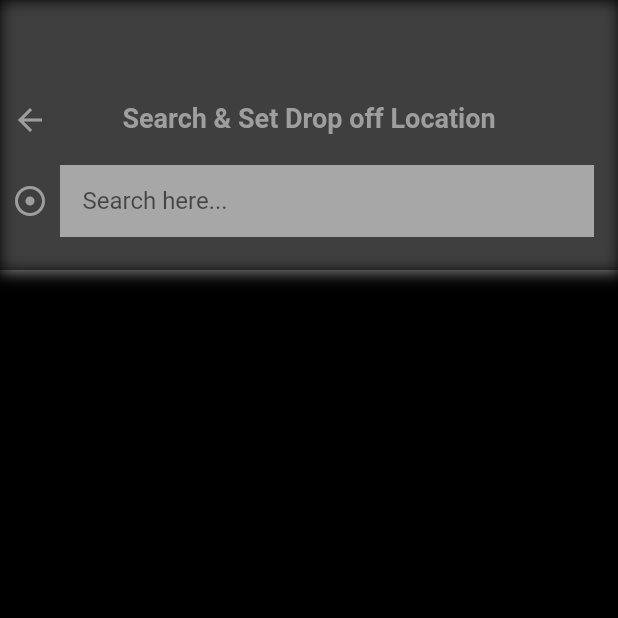
After one commit to JairBarco/QRVentory, a Flutter app: the MainScreen screen opened directly, after a tap on "To", on a phone screen of 412 x 824 dp, the top half of it. The commit adds this screen. Run offline on Flutter 3.47's test engine with Material 2 defaults, Android fonts, the phone set to English and light mode, and no system bars; our stand-ins replace firebase_auth, firebase_core, firebase_database, fluttertoast, geolocator, google_maps_flutter; accounts and stored records are empty.

Commit message:
Autocomplete search added to drop off label

```diff
--- a/lib/mainScreens/main_screen.dart
+++ b/lib/mainScreens/main_screen.dart
@@ -6,6 +6,7 @@ import 'package:google_maps_flutter/google_maps_flutter.dart';
 import 'package:provider/provider.dart';
 import 'package:users_app/assistants/assistant_methods.dart';
 import 'package:users_app/global/global.dart';
+import 'package:users_app/mainScreens/search_places_screen.dart';
 import 'package:users_app/widgets/my_drawer.dart';
 
 import '../infoHandler/app_info.dart';
@@ -30,7 +31,6 @@ class _MainScreenState extends State<MainScreen> {
   Position? userCurrentPosition;
   var geoLocator = Geolocator();
 
-  LocationPermission? _locationPermission;
   double topPaddingOfMap = 0.0;
   double bottomPaddingOfMap = 0.0;
 
@@ -200,14 +200,6 @@ class _MainScreenState extends State<MainScreen> {
                 ''');
   }
 
-  checkIfPermissionLocationAllowed() async{
-    _locationPermission = await Geolocator.requestPermission();
-
-    if(_locationPermission == LocationPermission.denied){
-      _locationPermission = await Geolocator.requestPermission();
-    }
-  }
-
   locateUserPosition() async{
     Position cPosition = await Geolocator.getCurrentPosition(desiredAccuracy: LocationAccuracy.high);
     userCurrentPosition = cPosition;
@@ -223,7 +215,6 @@ class _MainScreenState extends State<MainScreen> {
 
   @override
   void initState() {
-    checkIfPermissionLocationAllowed();
     super.initState();
   }
 
@@ -238,8 +229,8 @@ class _MainScreenState extends State<MainScreen> {
             canvasColor: Colors.black,
           ),
           child: MyDrawer(
-            name: userModelCurrentInfo!.name,
-            email: userModelCurrentInfo!.email,
+            name: userModelCurrentInfo != null ? userModelCurrentInfo!.name: "Your Name",
+            email: userModelCurrentInfo != null ? userModelCurrentInfo!.email: "Your e-mail",
           ),
         ),
       ),
@@ -333,7 +324,11 @@ class _MainScreenState extends State<MainScreen> {
                       const SizedBox(height: 16.0,),
 
                       //Destination Location
-                      Row(
+                      GestureDetector(
+                        onTap: (){
+                          Navigator.push(context, MaterialPageRoute(builder: (c) => SearchPlacesScreen()));
+                        },
+                        child: Row(
                           children: [
                             const Icon(Icons.add_location_alt_outlined, color: Colors.grey,),
                             const SizedBox(width: 12.0,),
@@ -345,6 +340,7 @@ class _MainScreenState extends State<MainScreen> {
                               ],
                             ),
                           ],
+                        ),
                       ),
 
                       const SizedBox(height: 10.0,),
--- /dev/null
+++ b/lib/mainScreens/search_places_screen.dart
@@ -0,0 +1,122 @@
+import 'package:flutter/material.dart';
+import 'package:users_app/assistants/request_assistant.dart';
+import 'package:users_app/global/map_key.dart';
+
+class SearchPlacesScreen extends StatefulWidget {
+
+  @override
+  State<SearchPlacesScreen> createState() => _SearchPlacesScreenState();
+}
+
+class _SearchPlacesScreenState extends State<SearchPlacesScreen> {
+
+  void findPlaceAutocompleteSearch(String inputText) async{
+    if(inputText.length > 1){
+      String urlAutoCompleteSearch = "https://maps.googleapis.com/maps/api/place/autocomplete/json?input=$inputText&key=$mapKeyAndroid&components=country:MX";
+
+      var responseAutoCompleteSearch = await RequestAssistant.receiveRequest(urlAutoCompleteSearch);
+
+      if(responseAutoCompleteSearch == "Error Occurred, Failed. No Response."){
+        return;
+      }
+      print("This is response/result: ");
+      print(responseAutoCompleteSearch);
+    }
+  }
+
+  @override
+  Widget build(BuildContext context) {
+    return Scaffold(
+      backgroundColor: Colors.black,
+      body: Column(
+        children: [
+          Container(
+            height: 180,
+            decoration: const BoxDecoration(
+              color: Colors.black54,
+              boxShadow:
+                [
+                  BoxShadow(
+                    color: Colors.white54,
+                    blurRadius: 8,
+                    spreadRadius: 0.5,
+                    offset: Offset(
+                      0.7,
+                      0.7,
+                    ),
+                  ),
+                ],
+            ),
+            child: Padding(
+              padding: const EdgeInsets.all(8.0),
+              child: Column(
+                children: [
+                  const SizedBox(height: 60.0,),
+                  Stack(
+                    children: [
+                      GestureDetector(
+                        onTap: (){
+                          Navigator.pop(context);
+                        },
+                        child: const Icon(
+                          Icons.arrow_back,
+                          color: Colors.grey,
+                        ),
+                      ),
+
+                      const Center(
+                        child: Text(
+                          "Search & Set Drop off Location",
+                          style: TextStyle(
+                            fontSize: 18.0,
+                            color: Colors.grey,
+                            fontWeight: FontWeight.bold
+                          ),
+                        ),
+                      ),
+                    ],
+                  ),
+
+                  const SizedBox(height: 10.0),
+
+                  Row(
+                    children: [
+                      const Icon(
+                        Icons.adjust_sharp,
+                        color: Colors.grey,
+                      ),
+
+                      const SizedBox(height: 16.0),
+
+                      Expanded(
+                        child: Padding(
+                          padding: const EdgeInsets.all(8.0),
+                          child: TextField(
+                            onChanged: (valueTyped){
+                              findPlaceAutocompleteSearch(valueTyped);
+                            },
+                            decoration: const InputDecoration(
+                              hintText: "Search here...",
+                              fillColor: Colors.white54,
+                              filled: true,
+                              border: InputBorder.none,
+                              contentPadding: EdgeInsets.only(
+                                left: 15.0,
+                                top: 8.0,
+                                bottom: 8.0,
+                              ),
+                            ),
+                          ),
+                        ),
+                      ),
+                    ],
+                  )
+                ],
+              ),
+            ),
+          ),
+        ],
+      ),
+    );
+  }
+}
--- a/lib/splashScreen/splash_screen.dart
+++ b/lib/splashScreen/splash_screen.dart
@@ -1,5 +1,6 @@
 import 'dart:async';
 import 'package:flutter/material.dart';
+import 'package:geolocator/geolocator.dart';
 import 'package:users_app/authentication/login_screen.dart';
 
 import '../assistants/assistant_methods.dart';
@@ -15,12 +16,22 @@ class MySplashScreen extends StatefulWidget {
 
 class _MySplashScreenState extends State<MySplashScreen> {
 
+  LocationPermission? _locationPermission;
+
+  checkIfPermissionLocationAllowed() async{
+    _locationPermission = await Geolocator.requestPermission();
+
+    if(_locationPermission == LocationPermission.denied){
+      _locationPermission = await Geolocator.requestPermission();
+    }
+  }
+
   startTimer(){
     fAuth.currentUser != null ? AssistantMethods.readCurrentOnlineUserInfo() : null;
     Timer(const Duration(seconds:3),() async {
       if(fAuth.currentUser !=null){
         currentFirebaseUser = fAuth.currentUser;
-        Navigator.push(context, MaterialPageRoute(builder: (c)=> MainScreen()));
+          Navigator.push(context, MaterialPageRoute(builder: (c)=> MainScreen()));
       } else {
         //send user to main screen
         Navigator.push(context, MaterialPageRoute(builder: (c)=> LoginScreen()));
@@ -32,8 +43,8 @@ class _MySplashScreenState extends State<MySplashScreen> {
   @override
   void initState() {
     // TODO: implement initState
+    checkIfPermissionLocationAllowed();
     super.initState();
-
     startTimer();
   }
 
```
Lines whose indentation alone changed are shown as unchanged.
